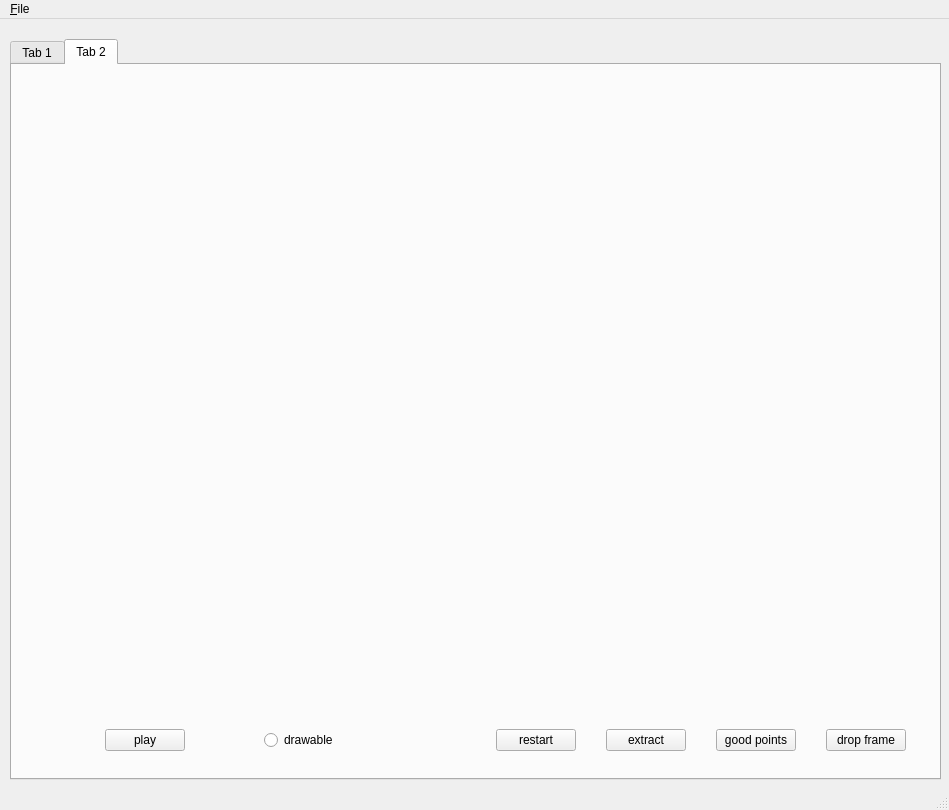
Above: qt_gl/applform.ui from dem42/exp_tran before the change. Below: the same form after it.
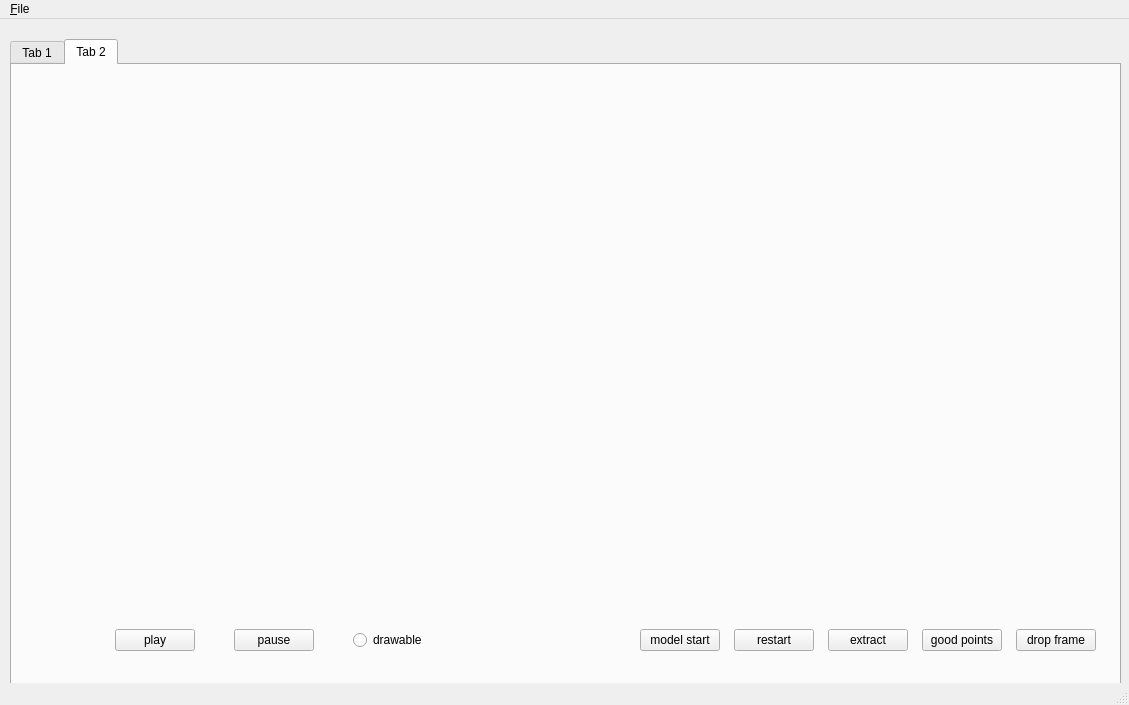
That is the form after the change.

What changed in the file:
```diff
--- a/qt_gl/applform.ui
+++ b/qt_gl/applform.ui
@@ -6,8 +6,8 @@
    <rect>
     <x>0</x>
     <y>0</y>
-    <width>949</width>
-    <height>810</height>
+    <width>1129</width>
+    <height>705</height>
    </rect>
   </property>
   <property name="windowTitle">
@@ -22,8 +22,8 @@
      <rect>
       <x>10</x>
       <y>20</y>
-      <width>931</width>
-      <height>741</height>
+      <width>1111</width>
+      <height>731</height>
      </rect>
     </property>
     <property name="currentIndex">
@@ -172,8 +172,8 @@
        <rect>
         <x>10</x>
         <y>10</y>
-        <width>441</width>
-        <height>641</height>
+        <width>621</width>
+        <height>541</height>
        </rect>
       </property>
       <layout class="QVBoxLayout" name="verticalLayout_3"/>
@@ -181,10 +181,10 @@
      <widget class="QWidget" name="verticalLayoutWidget_4">
       <property name="geometry">
        <rect>
-        <x>460</x>
+        <x>640</x>
         <y>10</y>
         <width>461</width>
-        <height>641</height>
+        <height>541</height>
        </rect>
       </property>
       <layout class="QVBoxLayout" name="verticalLayout_4">
@@ -196,8 +196,8 @@
      <widget class="QWidget" name="horizontalLayoutWidget">
       <property name="geometry">
        <rect>
-        <x>20</x>
-        <y>660</y>
+        <x>70</x>
+        <y>560</y>
         <width>381</width>
         <height>31</height>
        </rect>
@@ -216,6 +216,19 @@
          </property>
         </widget>
        </item>
+       <item>
+        <widget class="QPushButton" name="pauseButton">
+         <property name="sizePolicy">
+          <sizepolicy hsizetype="Fixed" vsizetype="Fixed">
+           <horstretch>0</horstretch>
+           <verstretch>0</verstretch>
+          </sizepolicy>
+         </property>
+         <property name="text">
+          <string>pause</string>
+         </property>
+        </widget>
+       </item>
        <item>
         <widget class="QRadioButton" name="drawRadio">
          <property name="sizePolicy">
@@ -234,13 +247,26 @@
      <widget class="QWidget" name="horizontalLayoutWidget_2">
       <property name="geometry">
        <rect>
-        <x>460</x>
-        <y>660</y>
-        <width>461</width>
+        <x>620</x>
+        <y>560</y>
+        <width>476</width>
         <height>31</height>
        </rect>
       </property>
       <layout class="QHBoxLayout" name="horizontalLayout_2">
+       <item>
+        <widget class="QPushButton" name="modelButton">
+         <property name="sizePolicy">
+          <sizepolicy hsizetype="Fixed" vsizetype="Fixed">
+           <horstretch>0</horstretch>
+           <verstretch>0</verstretch>
+          </sizepolicy>
+         </property>
+         <property name="text">
+          <string>model start</string>
+         </property>
+        </widget>
+       </item>
        <item>
         <widget class="QPushButton" name="restartButton">
          <property name="sizePolicy">
@@ -303,7 +329,7 @@
     <rect>
      <x>0</x>
      <y>0</y>
-     <width>949</width>
+     <width>1129</width>
      <height>27</height>
     </rect>
    </property>
```
